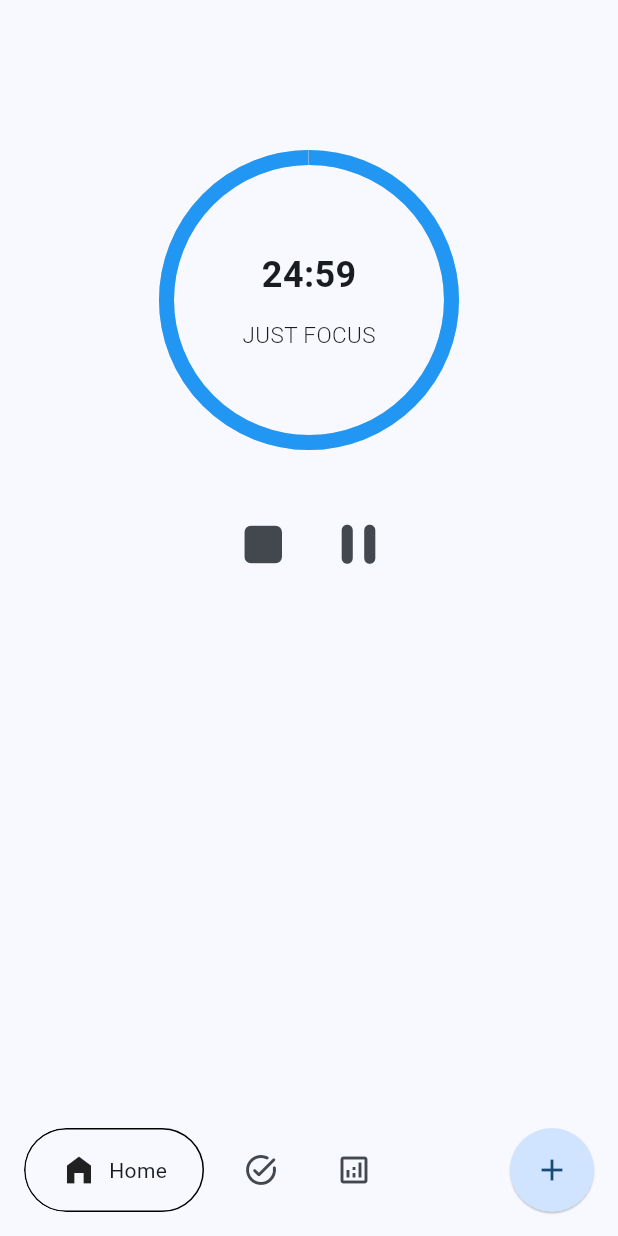
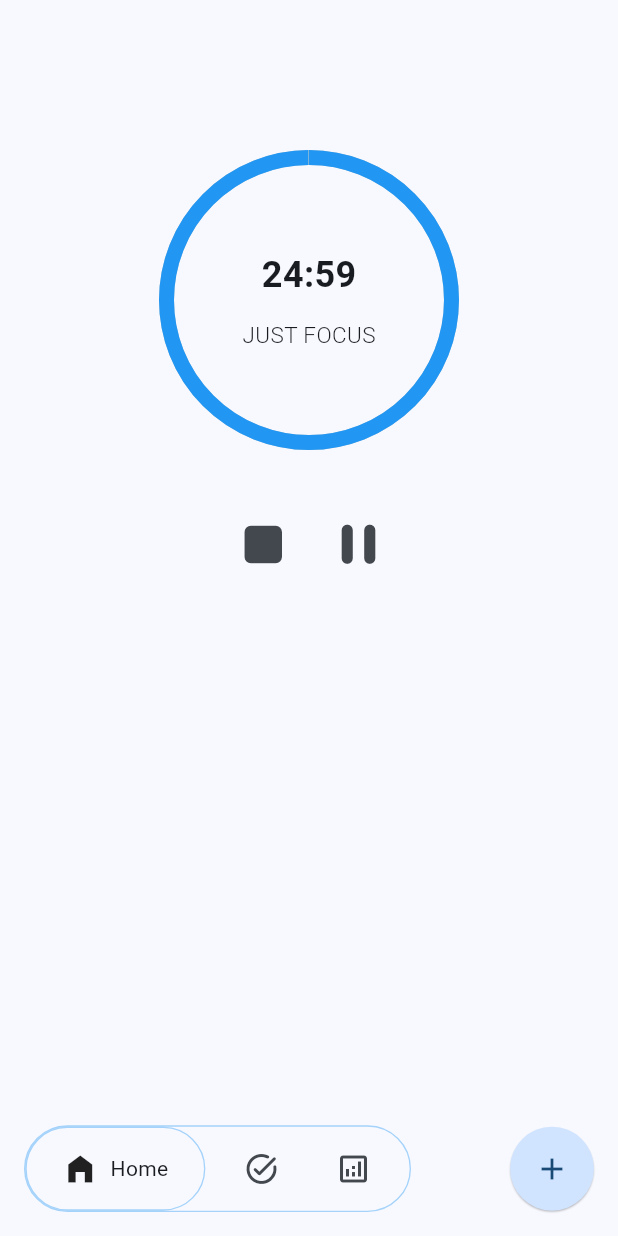
Before and after one commit to AhmadMahdaly/Focus_tracker, a Flutter app: the screen it shows after launch, after a tap on the "play arrow" icon, on a phone screen of 412 x 824 dp. Run offline on Flutter 3.47's test engine with Material 3 defaults, Android fonts, the phone set to English and light mode, and no system bars; drawn by our look-alikes of percent_indicator; our stand-ins replace audioplayers, bloc, fl_chart, flutter_bloc, flutter_local_notifications, hive and 3 more; missing offline and left inert: flutter_foreground_task; accounts and stored records are empty; statements that could not run were skipped.

Commit message:
Refactor NavyBottomBar to use StatelessWidget and replace FloatingActionButton with AddTaskButton for improved UI structure

```diff
--- a/lib/screens/navy_bottom_bar.dart
+++ b/lib/screens/navy_bottom_bar.dart
@@ -1,17 +1,12 @@
 import 'package:flutter/material.dart';
 import 'package:focus_tracker/screens/focus_timer_screen.dart';
 import 'package:focus_tracker/screens/tasks_screen.dart';
-import 'package:focus_tracker/widgets/add_task.dart';
+import 'package:focus_tracker/screens/widgets/add_task_button.dart';
 import 'package:focus_tracker/widgets/custom_drawer.dart';
 
-class NavyBottomBar extends StatefulWidget {
+class NavyBottomBar extends StatelessWidget {
   const NavyBottomBar({super.key});
 
-  @override
-  State<NavyBottomBar> createState() => _NavyBottomBarState();
-}
-
-class _NavyBottomBarState extends State<NavyBottomBar> {
   @override
   Widget build(BuildContext context) {
     return Scaffold(
@@ -25,7 +20,10 @@ class _NavyBottomBarState extends State<NavyBottomBar> {
 
               decoration: BoxDecoration(
                 borderRadius: BorderRadius.circular(40),
-
+                border: Border.all(
+                  color: Colors.blue.withAlpha(100),
+                  width: 0.9,
+                ),
                 // color: Colors.white,
               ),
               child: Row(
@@ -35,14 +33,10 @@ class _NavyBottomBarState extends State<NavyBottomBar> {
                     height: 56,
                     width: 120,
                     decoration: BoxDecoration(
-                      borderRadius: BorderRadius.circular(8),
-                    ),
-                    child: Container(
-                      decoration: BoxDecoration(
-                        borderRadius: BorderRadius.circular(56),
+                      borderRadius: BorderRadius.circular(40),
                       border: Border.all(
-                          // color: Colors.black.withAlpha(25),
-                          width: 1,
+                        color: Colors.blue.withAlpha(100),
+                        width: 0.9,
                       ),
                     ),
                     child: Row(
@@ -51,7 +45,7 @@ class _NavyBottomBarState extends State<NavyBottomBar> {
                       children: [Icon(Icons.home_filled), Text('Home')],
                     ),
                   ),
-                  ),
+
                   IconButton(
                     icon: Icon(Icons.task_alt_rounded),
                     onPressed:
@@ -78,23 +72,7 @@ class _NavyBottomBarState extends State<NavyBottomBar> {
             ),
           ),
           SizedBox(width: 50),
-          Padding(
-            padding: const EdgeInsets.symmetric(vertical: 16),
-            child: FloatingActionButton(
-              onPressed:
-                  () => Navigator.push(
-                    context,
-                    MaterialPageRoute(builder: (context) => AddTask()),
-                  ),
-              elevation: 0.5,
-              tooltip: 'Add Task',
-
-              shape: RoundedRectangleBorder(
-                borderRadius: BorderRadius.circular(320),
-              ),
-              child: const Icon(Icons.add),
-            ),
-          ),
+          AddTaskButton(),
           SizedBox(width: 16),
         ],
       ),
```
Lines whose indentation alone changed are shown as unchanged.
